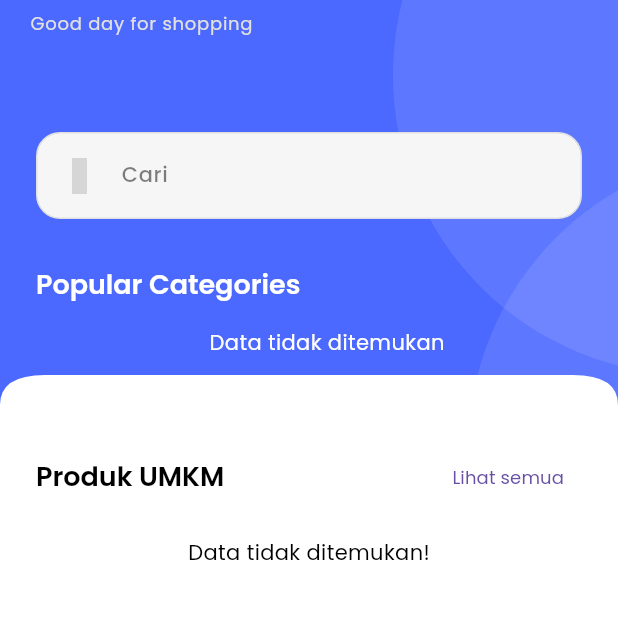
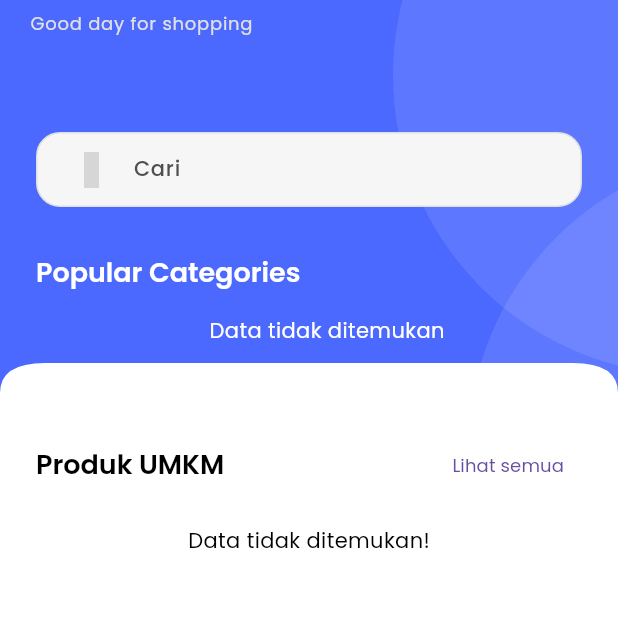
Before and after one commit to Lilykarmila/TA-UMKM-MART, a Flutter app: the HomeScreen screen opened directly, on a phone screen of 412 x 824 dp, the top half of it. Run offline on Flutter 3.47's test engine with Material 3 defaults, Android fonts, the phone set to English and light mode, and no system bars; our stand-ins replace cached_network_image, carousel_slider, cloud_firestore, connectivity_plus, firebase_auth, firebase_core and 14 more; accounts and stored records are empty; project files that could hold a hidden picture were left out; grey boxes are pictures that could not be loaded.

Commit message:
next update

```diff
--- a/lib/common/widgets/custom_shape/search_container.dart
+++ b/lib/common/widgets/custom_shape/search_container.dart
@@ -1,3 +1,71 @@
+// import 'package:flutter/material.dart';
+// import 'package:iconsax/iconsax.dart';
+//
+// import '../../../utils/constans/colors.dart';
+// import '../../../utils/constans/sizes.dart';
+// import '../../../utils/devices/devices_utility.dart';
+// import '../../../utils/helper/helper_functions.dart';
+//
+// class TSearchContainer extends StatelessWidget {
+//   const TSearchContainer({
+//     super.key,
+//     required this.text,
+//     this.icon = Iconsax.search_normal,
+//     this.showBackground = true,
+//     this.showBorder = true,
+//     this.ontap,
+//     this.padding = const EdgeInsets.symmetric(horizontal: TSizes.defaultSpace),
+//   });
+//   final String text;
+//   final IconData? icon;
+//   final bool showBackground, showBorder;
+//   final VoidCallback? ontap;
+//   final EdgeInsetsGeometry padding;
+//
+//   @override
+//   Widget build(BuildContext context) {
+//     final dark = THelperFunctions.isDarkMode(context);
+//     return GestureDetector(
+//       onTap: ontap,
+//       child: Padding(
+//         padding: padding,
+//         child: Container(
+//           width: TDeviceUtils.getScreenWidth(context),
+//           padding: EdgeInsets.all(TSizes.md),
+//           decoration: BoxDecoration(
+//             color: showBackground
+//                 ? dark
+//                     ? TColors.dark
+//                     : TColors.light
+//                 : Colors.transparent,
+//             borderRadius: BorderRadius.circular(TSizes.cardRadiusLg),
+//             border: showBorder ? Border.all(color: TColors.grey) : null,
+//           ),
+//           child: Row(
+//             children: [
+//               Icon(icon, color: TColors.darkerGrey),
+//               SizedBox(width: TSizes.spaceBtwItem),
+//               Expanded(
+//                 child: TextField(
+//                   decoration: InputDecoration(
+//                     hintText: text,
+//                     border: InputBorder.none,
+//                   ),
+//                   onChanged: (value) {
+//                     // Handle changes here
+//                     print(value);
+//                   },
+//                 ),
+//               )
+//             ],
+//           ),
+//         ),
+//       ),
+//     );
+//   }
+// }
+
+///-----
 import 'package:flutter/material.dart';
 import 'package:iconsax/iconsax.dart';
 
@@ -8,14 +76,15 @@ import '../../../utils/helper/helper_functions.dart';
 
 class TSearchContainer extends StatelessWidget {
   const TSearchContainer({
-    super.key,
+    Key? key,
     required this.text,
     this.icon = Iconsax.search_normal,
     this.showBackground = true,
     this.showBorder = true,
     this.ontap,
     this.padding = const EdgeInsets.symmetric(horizontal: TSizes.defaultSpace),
-  });
+  }) : super(key: key);
+
   final String text;
   final IconData? icon;
   final bool showBackground, showBorder;
@@ -27,11 +96,9 @@ class TSearchContainer extends StatelessWidget {
     final dark = THelperFunctions.isDarkMode(context);
     return GestureDetector(
       onTap: ontap,
-      child: Padding(
+      child: Container(
+        width: double.infinity,
         padding: padding,
-        child: Container(
-          width: TDeviceUtils.getScreenWidth(context),
-          padding: EdgeInsets.all(TSizes.md),
         decoration: BoxDecoration(
           color: showBackground
               ? dark
@@ -45,9 +112,26 @@ class TSearchContainer extends StatelessWidget {
           children: [
             Icon(icon, color: TColors.darkerGrey),
             SizedBox(width: TSizes.spaceBtwItem),
-              Text(text, style: Theme.of(context).textTheme.bodySmall),
+            Expanded(
+              child: TextField(
+                decoration: InputDecoration(
+                  hintText: text,
+                  hintStyle: TextStyle(color: TColors.darkerGrey),
+                  border: InputBorder.none,
+                  enabledBorder: UnderlineInputBorder(
+                    borderSide: BorderSide(color: Colors.transparent),
+                  ),
+                  focusedBorder: UnderlineInputBorder(
+                    borderSide: BorderSide(color: TColors.primaryColor),
+                  ),
+                ),
+                onChanged: (value) {
+                  // Handle changes here
+                  print(value);
+                },
+              ),
+            ),
           ],
-          ),
         ),
       ),
     );
--- a/lib/controller/chat_controller/chat_controller.dart
+++ b/lib/controller/chat_controller/chat_controller.dart
@@ -56,7 +56,7 @@ class ChatController extends GetxController {
       };
 
       // Send the POST request to Firestore endpoint
-      var url = Uri.parse('https://d56a-103-144-227-237.ngrok-free.app/api/encrypt');
+      var url = Uri.parse('https://1181-103-144-227-204.ngrok-free.app/api/encrypt');
       var response = await http.post(
         url,
         body: requestBody,
--- a/lib/view/chat/widget/chat_room.dart
+++ b/lib/view/chat/widget/chat_room.dart
@@ -28,7 +28,7 @@ class ChatRoomPage extends StatelessWidget {
   Widget build(BuildContext context) {
     final controller = Get.put(ChatController());
 
-    final url = 'https://d56a-103-144-227-237.ngrok-free.app/api/decrypt';
+    final url = 'https://1181-103-144-227-204.ngrok-free.app/api/decrypt';
 
     final loginId = controller.getLoginId();
     var key = "";
--- a/lib/view/screens/all_products/product_input/product_input.dart
+++ b/lib/view/screens/all_products/product_input/product_input.dart
@@ -170,6 +170,7 @@ class _AddProductDialogState extends State<AddProductDialog> {
     }
   }
 
+  ///------------------------- upload image to firebase
   Future<String?> _uploadImageToStorage() async {
     Reference storageReference = FirebaseStorage.instance.ref().child('Products/${DateTime.now()}.png');
     UploadTask uploadTask = storageReference.putFile(_imageFile!);
@@ -185,6 +186,7 @@ class _AddProductDialogState extends State<AddProductDialog> {
     return downloadURL; // Placeholder URL, replace this with the actual URL
   }
 
+  ///------------------ Alert dialog
   @override
   Widget build(BuildContext context) {
     return AlertDialog(
@@ -229,6 +231,8 @@ class _AddProductDialogState extends State<AddProductDialog> {
               decoration: InputDecoration(labelText: 'Description'),
             ),
             SizedBox(height: 10),
+
+            ///--------------- Pick Image
             ElevatedButton(
               onPressed: () {
                 _pickImage(ImageSource.gallery);
@@ -247,6 +251,8 @@ class _AddProductDialogState extends State<AddProductDialog> {
             Navigator.of(context).pop();
           },
         ),
+
+        ///--------------------------- Tombol Submit / kirim data ke difirebase
         TextButton(
           child: Text('Submit'),
           onPressed: () async {
--- a/lib/view/screens/home/home.dart
+++ b/lib/view/screens/home/home.dart
@@ -34,7 +34,10 @@ class HomeScreen extends StatelessWidget {
                   SizedBox(height: TSizes.spaceBtwSections),
 
                   /// searchbar
-                  TSearchContainer(text: 'Cari'),
+                  Padding(
+                    padding: EdgeInsets.symmetric(horizontal: TSizes.defaultSpace),
+                    child: TSearchContainer(text: 'Cari'),
+                  ),
                   SizedBox(height: TSizes.spaceBtwSections),
 
                   /// category
@@ -62,10 +65,6 @@ class HomeScreen extends StatelessWidget {
               padding: const EdgeInsets.all(TSizes.defaultSpace),
               child: Column(
                 children: [
-                  /// Promo slider
-                  // TPromoSlider(banners: [TImages.banner2, TImages.banner3, TImages.banner2]),
-                  // SizedBox(height: TSizes.spaceBtwSections),
-
                   /// Heading
                   TSectionHeading(
                       title: 'Produk UMKM',
```
Also changed, not shown: lib/controller/product_controller/product_controller.dart (+95 -5 lines), lib/data/repositories/product_repository.dart (+40 -2 lines), lib/model/users_model.dart (deleted, +0 -81 lines), lib/view/screens/all_products/all_product.dart (+8 -1 lines), lib/view/screens/home/widget/home_categories.dart (+45 -1 lines). Lines whose indentation alone changed are shown as unchanged.
